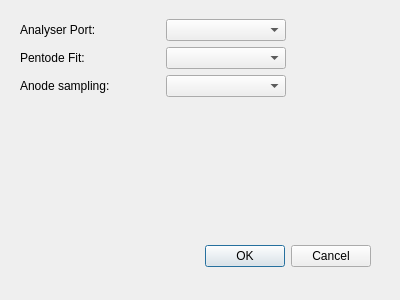
Qt form preferencesdialog.ui (Lizardboy2390/ValveWorkbench) before a commit.
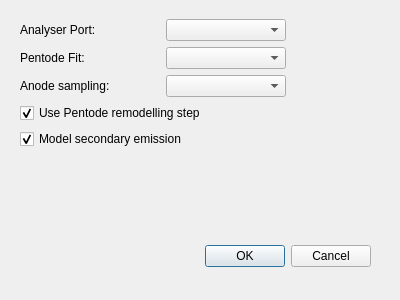
The same form after that commit.

```diff
--- a/preferencesdialog.ui
+++ b/preferencesdialog.ui
@@ -195,6 +195,26 @@
       </item>
      </layout>
     </item>
+    <item>
+     <widget class="QCheckBox" name="checkRemodel">
+      <property name="text">
+       <string>Use Pentode remodelling step</string>
+      </property>
+      <property name="checked">
+       <bool>true</bool>
+      </property>
+     </widget>
+    </item>
+    <item>
+     <widget class="QCheckBox" name="checkSecodary">
+      <property name="text">
+       <string>Model secondary emission</string>
+      </property>
+      <property name="checked">
+       <bool>true</bool>
+      </property>
+     </widget>
+    </item>
     <item>
      <spacer name="verticalSpacer">
       <property name="orientation">
```
